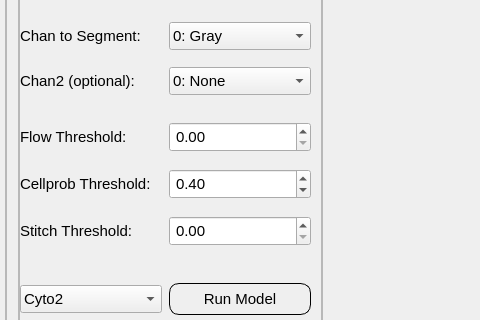
Ktuzinowski/MBL_PyQt_Desktop, file dashboard.ui: the form before one commit; both pictures show x 95 to 575 and y 223 to 543 of the 1185 by 994 pixel window.
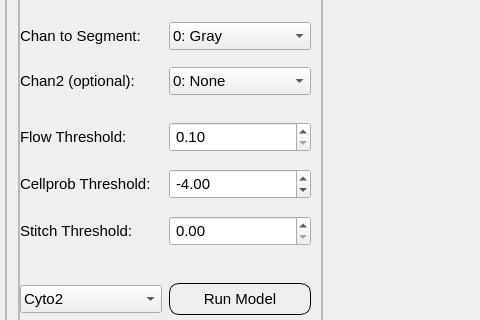
The form after the commit. Icons and pictures are not drawn. Custom widgets are drawn as their Qt base class.

Commit message: Finished the first rendition of the segmentation screen, and updating the UI based on the results of the segmentation taking place. Now going into a new feature of setting a threshold to delete ROIs that are too small in cell diameter. Was able to get a lot of features built into the application, and verified that it worked with larger images as well. Thus with this analysis I hope to update this more in the future. To include more features to function better.

What changed in the file:
```diff
--- a/dashboard.ui
+++ b/dashboard.ui
@@ -1423,7 +1423,13 @@
                       <item>
                        <widget class="QDoubleSpinBox" name="flowThresholdValue">
                         <property name="toolTip">
-                         <string>Threshold on cell probability output to seed cell masks (set lower to include more pixels or higher to include fewer, e.g. in range from (-6, 6))</string>
+                         <string>Threshold on flow error to accept a mask (set higher to get more cells, e.g. in range from (0.1, 3.0), OR set to 0.0 to turn off so no cells discarded)</string>
+                        </property>
+                        <property name="minimum">
+                         <double>0.100000000000000</double>
+                        </property>
+                        <property name="maximum">
+                         <double>3.000000000000000</double>
                         </property>
                         <property name="singleStep">
                          <double>0.500000000000000</double>
@@ -1452,11 +1458,17 @@
                         <property name="toolTip">
                          <string>Threshold on cell probability output to seed cell masks (set lower to include more pixels or higher to include fewer, e.g. in range from (-6, 6))</string>
                         </property>
+                        <property name="minimum">
+                         <double>-6.000000000000000</double>
+                        </property>
+                        <property name="maximum">
+                         <double>6.000000000000000</double>
+                        </property>
                         <property name="singleStep">
                          <double>0.500000000000000</double>
                         </property>
                         <property name="value">
-                         <double>0.400000000000000</double>
+                         <double>-4.000000000000000</double>
                         </property>
                        </widget>
                       </item>
```
The commit also changes 7 other files.
